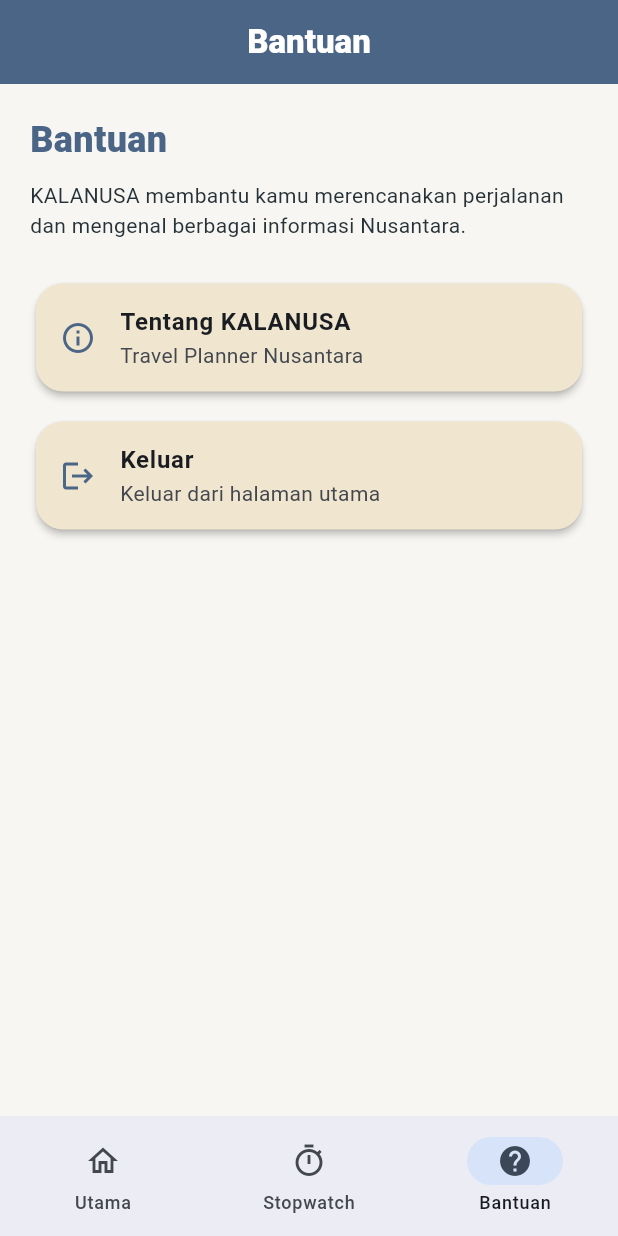
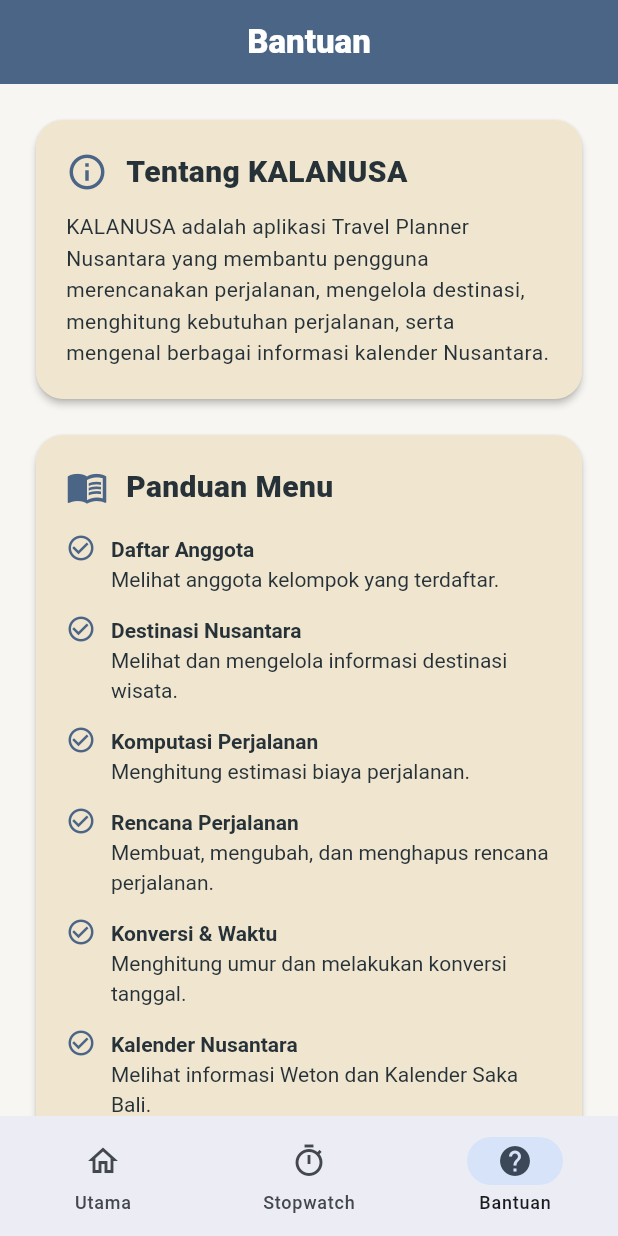
Before and after one commit to DonaRobiha/kalanusa, a Flutter app: the HomeScreen screen opened directly, item 3 of the bottom bar chosen, on a phone screen of 412 x 824 dp. Run offline on Flutter 3.47's test engine with Material 3 defaults, Android fonts, the light colour scheme and no system bars; our stand-ins replace sqflite; missing offline and left inert: dart:js_interop; accounts and stored records are empty.

Commit message:
Update KALANUSA splash and help

```diff
--- /dev/null
+++ b/lib/screens/help_screen.dart
@@ -0,0 +1,224 @@
+import 'package:flutter/material.dart';
+import '../tema/app_theme.dart';
+import 'login_screen.dart';
+
+class HelpScreen extends StatelessWidget {
+  const HelpScreen({super.key});
+
+  @override
+  Widget build(BuildContext context) {
+    return Scaffold(
+      body: SingleChildScrollView(
+        padding: const EdgeInsets.all(20),
+        child: Column(
+          crossAxisAlignment: CrossAxisAlignment.start,
+          children: [
+            // Tentang KALANUSA
+            Card(
+              child: Padding(
+                padding: const EdgeInsets.all(20),
+                child: Column(
+                  crossAxisAlignment: CrossAxisAlignment.start,
+                  children: [
+                    Row(
+                      children: [
+                        Icon(
+                          Icons.info_outline,
+                          color: AppColors.blue,
+                          size: 28,
+                        ),
+                        const SizedBox(width: 12),
+                        const Text(
+                          'Tentang KALANUSA',
+                          style: TextStyle(
+                            fontSize: 20,
+                            fontWeight: FontWeight.w800,
+                            color: AppColors.textDark,
+                          ),
+                        ),
+                      ],
+                    ),
+                    const SizedBox(height: 12),
+                    const Text(
+                      'KALANUSA adalah aplikasi Travel Planner Nusantara '
+                      'yang membantu pengguna merencanakan perjalanan, '
+                      'mengelola destinasi, menghitung kebutuhan perjalanan, '
+                      'serta mengenal berbagai informasi kalender Nusantara.',
+                      style: TextStyle(
+                        fontSize: 14,
+                        height: 1.5,
+                        color: AppColors.textDark,
+                      ),
+                    ),
+                  ],
+                ),
+              ),
+            ),
+
+            const SizedBox(height: 16),
+
+            // Panduan Menu
+            Card(
+              child: Padding(
+                padding: const EdgeInsets.all(20),
+                child: Column(
+                  crossAxisAlignment: CrossAxisAlignment.start,
+                  children: [
+                    Row(
+                      children: [
+                        Icon(
+                          Icons.menu_book_outlined,
+                          color: AppColors.blue,
+                          size: 28,
+                        ),
+                        const SizedBox(width: 12),
+                        const Text(
+                          'Panduan Menu',
+                          style: TextStyle(
+                            fontSize: 20,
+                            fontWeight: FontWeight.w800,
+                            color: AppColors.textDark,
+                          ),
+                        ),
+                      ],
+                    ),
+                    const SizedBox(height: 16),
+
+                    _panduan(
+                      'Daftar Anggota',
+                      'Melihat anggota kelompok yang terdaftar.',
+                    ),
+                    _panduan(
+                      'Destinasi Nusantara',
+                      'Melihat dan mengelola informasi destinasi wisata.',
+                    ),
+                    _panduan(
+                      'Komputasi Perjalanan',
+                      'Menghitung estimasi biaya perjalanan.',
+                    ),
+                    _panduan(
+                      'Rencana Perjalanan',
+                      'Membuat, mengubah, dan menghapus rencana perjalanan.',
+                    ),
+                    _panduan(
+                      'Konversi & Waktu',
+                      'Menghitung umur dan melakukan konversi tanggal.',
+                    ),
+                    _panduan(
+                      'Kalender Nusantara',
+                      'Melihat informasi Weton dan Kalender Saka Bali.',
+                    ),
+                  ],
+                ),
+              ),
+            ),
+
+            const SizedBox(height: 16),
+
+            // Cara menggunakan
+            Card(
+              child: Padding(
+                padding: const EdgeInsets.all(20),
+                child: Column(
+                  crossAxisAlignment: CrossAxisAlignment.start,
+                  children: [
+                    Row(
+                      children: [
+                        Icon(
+                          Icons.help_outline,
+                          color: AppColors.blue,
+                          size: 28,
+                        ),
+                        const SizedBox(width: 12),
+                        const Text(
+                          'Cara Menggunakan',
+                          style: TextStyle(
+                            fontSize: 20,
+                            fontWeight: FontWeight.w800,
+                            color: AppColors.textDark,
+                          ),
+                        ),
+                      ],
+                    ),
+                    const SizedBox(height: 12),
+                    const Text(
+                      '1. Login menggunakan akun yang tersedia.\n'
+                      '2. Pilih menu yang ingin digunakan.\n'
+                      '3. Masukkan data sesuai kebutuhan.\n'
+                      '4. Gunakan tombol tambah, simpan, atau hitung '
+                      'sesuai fitur yang tersedia.',
+                      style: TextStyle(
+                        fontSize: 14,
+                        height: 1.6,
+                        color: AppColors.textDark,
+                      ),
+                    ),
+                  ],
+                ),
+              ),
+            ),
+
+            const SizedBox(height: 24),
+
+            // Tombol keluar
+            SizedBox(
+              width: double.infinity,
+              child: OutlinedButton.icon(
+                onPressed: () {
+                  Navigator.pushAndRemoveUntil(
+                    context,
+                    MaterialPageRoute(
+                      builder: (context) => const LoginScreen(),
+                    ),
+                    (route) => false,
+                  );
+                },
+                icon: const Icon(Icons.logout),
+                label: const Text('Keluar'),
+              ),
+            ),
+          ],
+        ),
+      ),
+    );
+  }
+
+  static Widget _panduan(String judul, String deskripsi) {
+    return Padding(
+      padding: const EdgeInsets.only(bottom: 14),
+      child: Row(
+        crossAxisAlignment: CrossAxisAlignment.start,
+        children: [
+          const Icon(
+            Icons.check_circle_outline,
+            size: 20,
+            color: AppColors.blue,
+          ),
+          const SizedBox(width: 10),
+          Expanded(
+            child: RichText(
+              text: TextSpan(
+                style: const TextStyle(
+                  fontSize: 14,
+                  color: AppColors.textDark,
+                  height: 1.4,
+                ),
+                children: [
+                  TextSpan(
+                    text: '$judul\n',
+                    style: const TextStyle(
+                      fontWeight: FontWeight.w700,
+                    ),
+                  ),
+                  TextSpan(
+                    text: deskripsi,
+                  ),
+                ],
+              ),
+            ),
+          ),
+        ],
+      ),
+    );
+  }
+}
--- a/lib/screens/home_screen.dart
+++ b/lib/screens/home_screen.dart
@@ -8,6 +8,7 @@
 import 'date_converter_screen.dart';
 import 'nusantara_calendar_screen.dart';
 import 'stopwatch_screen.dart';
+import 'help_screen.dart';
 
 class HomeScreen extends StatefulWidget {
   const HomeScreen({super.key});
@@ -324,83 +325,8 @@
   // BANTUAN
   // =========================
   Widget buildHelpPage() {
-    return SafeArea(
-      child: SingleChildScrollView(
-        padding: const EdgeInsets.all(20),
-        child: Column(
-          crossAxisAlignment: CrossAxisAlignment.start,
-          children: [
-            const Text(
-              'Bantuan',
-              style: TextStyle(
-                fontSize: 24,
-                fontWeight: FontWeight.w800,
-                color: AppColors.blue,
-              ),
-            ),
-
-            const SizedBox(height: 10),
-
-            const Text(
-              'KALANUSA membantu kamu merencanakan perjalanan '
-              'dan mengenal berbagai informasi Nusantara.',
-              style: TextStyle(
-                fontSize: 14,
-                color: AppColors.textDark,
-              ),
-            ),
-
-            const SizedBox(height: 25),
-
-            // =========================
-            // TENTANG KALANUSA
-            // =========================
-            Card(
-              child: ListTile(
-                leading: const Icon(
-                  Icons.info_outline,
-                  color: AppColors.blue,
-                ),
-                title: const Text(
-                  'Tentang KALANUSA',
-                  style: TextStyle(
-                    fontWeight: FontWeight.w700,
-                  ),
-                ),
-                subtitle: const Text(
-                  'Travel Planner Nusantara',
-                ),
-              ),
-            ),
-
-            const SizedBox(height: 12),
-
-            // =========================
-            // KELUAR
-            // =========================
-            Card(
-              child: ListTile(
-                leading: const Icon(
-                  Icons.logout,
-                  color: AppColors.blue,
-                ),
-                title: const Text(
-                  'Keluar',
-                  style: TextStyle(
-                    fontWeight: FontWeight.w700,
-                  ),
-                ),
-                subtitle: const Text(
-                  'Keluar dari halaman utama',
-                ),
-                onTap: logout,
-              ),
-            ),
-          ],
-        ),
-      ),
-    );
-  }
+  return const HelpScreen();
+}
 
   // =========================
   // BUILD
--- a/lib/screens/splash_screen.dart
+++ b/lib/screens/splash_screen.dart
@@ -69,12 +69,13 @@
               const SizedBox(height: 10),
 
               const Text(
-                'Kalender dan Waktu',
-                style: TextStyle(
-                  fontSize: 15,
-                  color: AppColors.textDark,
-                ),
-              ),
+  'Travel Planner Nusantara',
+  style: TextStyle(
+    fontSize: 15,
+    fontWeight: FontWeight.w600,
+    color: AppColors.textDark,
+  ),
+),
 
               const SizedBox(height: 40),
 
--- a/lib/screens/stopwatch_screen.dart
+++ b/lib/screens/stopwatch_screen.dart
@@ -55,14 +55,6 @@
   @override
   Widget build(BuildContext context) {
     return Scaffold(
-      appBar: AppBar(
-        title: const Text(
-          'Stopwatch',
-          style: TextStyle(
-            fontWeight: FontWeight.w800,
-          ),
-        ),
-      ),
       body: Center(
         child: Padding(
           padding: const EdgeInsets.all(24),
```
